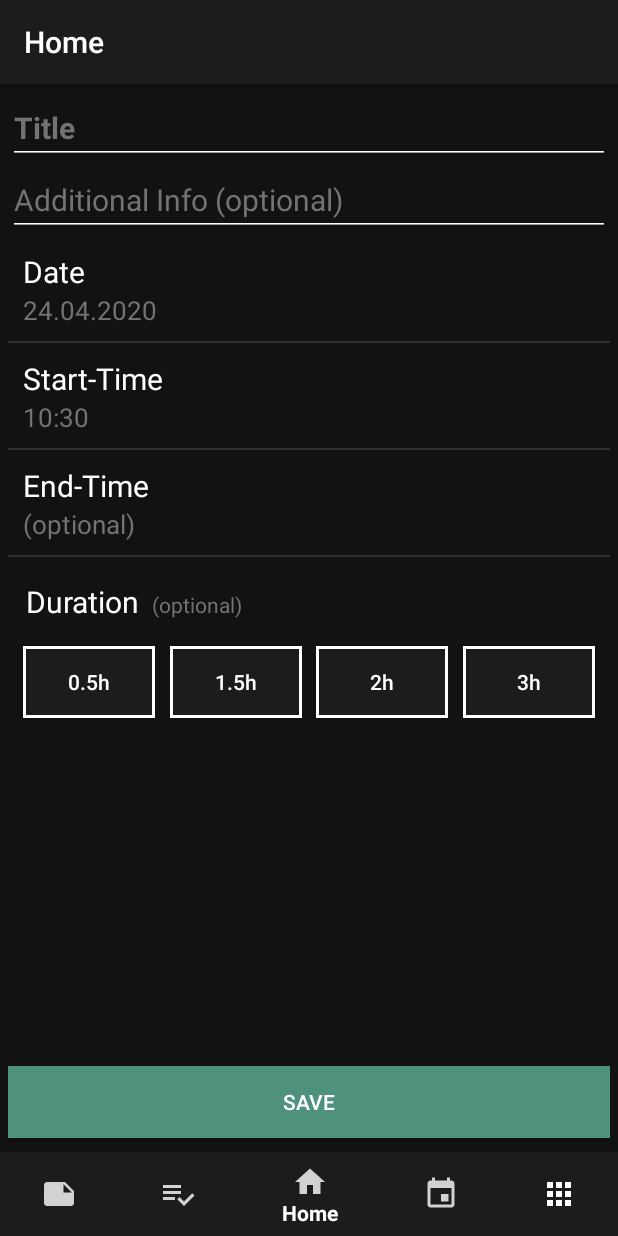
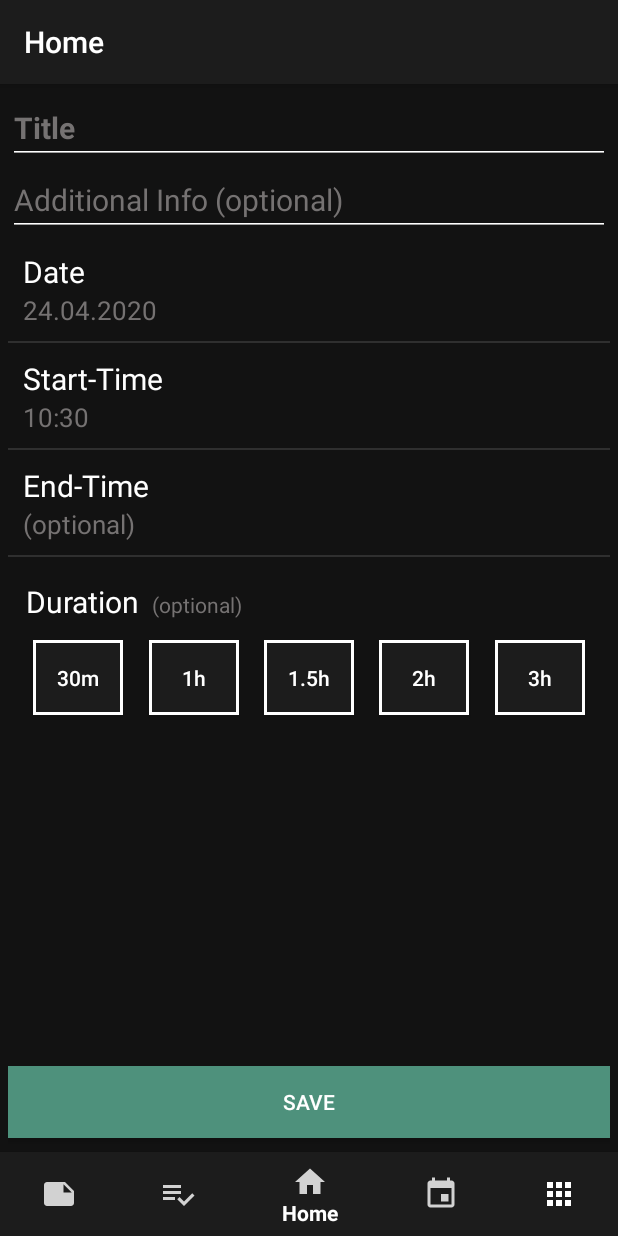
Before and after one commit to RayLeaf-Studios/PocketPlan, an Android app: the fragment CreateTermFragment placed in its activity, on a phone screen of 412 x 824 dp. Run offline under Robolectric (Android 15) with nearby library versions, the phone set to English and light mode, and no system bars; libraries missing offline, so code that uses them is left out: com.jakewharton.threetenabp; Roboto replaces fonts that are not available here; 7 statements that could not run were skipped.

Commit message:
added 1h button in createTerm

```diff
--- a/app/src/main/java/com/example/j7_003/fragments/CreateTermFragment.kt
+++ b/app/src/main/java/com/example/j7_003/fragments/CreateTermFragment.kt
@@ -38,6 +38,7 @@ class CreateTermFragment : Fragment() {
     lateinit var panelTermEndTime: ConstraintLayout
 
     lateinit var btnDuration30m: Button
+    lateinit var btnDuration60m: Button
     lateinit var btnDuration90m: Button
     lateinit var btnDuration120m: Button
     lateinit var btnDuration180m: Button
@@ -113,6 +114,7 @@ class CreateTermFragment : Fragment() {
     @SuppressLint("SetTextI18n")
     fun openTimePickerStart() {
         val timeSetListener = TimePickerDialog.OnTimeSetListener { _: TimePicker?, h: Int, m: Int ->
+            startDateTime = startDateTime.withHour(h).withMinute(m)
             tvTermTime.text = h.toString()
                 .padStart(2, '0') + ":" + m.toString().padStart(2, '0')
         }
@@ -150,6 +152,7 @@ class CreateTermFragment : Fragment() {
 
         //buttons for quick duration
         btnDuration30m = myView.btnDuration30m
+        btnDuration60m = myView.btnDuration60m
         btnDuration90m = myView.btnDuration90m
         btnDuration120m = myView.btnDuration120m
         btnDuration180m = myView.btnDuration180m
@@ -160,6 +163,10 @@ class CreateTermFragment : Fragment() {
         //duration button onclick listeners
         btnDuration30m.setOnClickListener {
             setDuration(30)
+        }
+
+        btnDuration60m.setOnClickListener{
+            setDuration(60)
         }
 
         btnDuration90m.setOnClickListener {
--- a/app/src/main/res/layout/fragment_create_term.xml
+++ b/app/src/main/res/layout/fragment_create_term.xml
@@ -194,33 +194,45 @@
 
     <Button
         android:id="@+id/btnDuration30m"
-        android:layout_width="wrap_content"
-        android:layout_height="wrap_content"
-        android:layout_marginTop="16dp"
+        android:layout_width="60dp"
+        android:layout_height="50dp"
+        android:layout_marginTop="12dp"
         android:background="@drawable/line_white"
-        android:text="0.5h"
+        android:text="30m"
         android:textAllCaps="false"
-        app:layout_constraintEnd_toStartOf="@+id/btnDuration90m"
+        app:layout_constraintEnd_toStartOf="@+id/btnDuration60m"
         app:layout_constraintHorizontal_bias="0.5"
         app:layout_constraintStart_toStartOf="parent"
         app:layout_constraintTop_toBottomOf="@+id/text3" />
 
     <Button
-        android:id="@+id/btnDuration90m"
-        android:layout_width="wrap_content"
-        android:layout_height="wrap_content"
+        android:id="@+id/btnDuration60m"
+        android:layout_width="60dp"
+        android:layout_height="50dp"
         android:background="@drawable/line_white"
-        android:text="1.5h"
+        android:text="1h"
         android:textAllCaps="false"
         app:layout_constraintBottom_toBottomOf="@+id/btnDuration30m"
-        app:layout_constraintEnd_toStartOf="@+id/btnDuration120m"
+        app:layout_constraintEnd_toStartOf="@+id/btnDuration90m"
         app:layout_constraintHorizontal_bias="0.5"
         app:layout_constraintStart_toEndOf="@+id/btnDuration30m" />
 
     <Button
+        android:id="@+id/btnDuration90m"
+        android:layout_width="60dp"
+        android:layout_height="50dp"
+        android:background="@drawable/line_white"
+        android:text="1.5h"
+        android:textAllCaps="false"
+        app:layout_constraintBottom_toBottomOf="@+id/btnDuration60m"
+        app:layout_constraintEnd_toStartOf="@+id/btnDuration120m"
+        app:layout_constraintHorizontal_bias="0.5"
+        app:layout_constraintStart_toEndOf="@+id/btnDuration60m" />
+
+    <Button
         android:id="@+id/btnDuration120m"
-        android:layout_width="wrap_content"
-        android:layout_height="wrap_content"
+        android:layout_width="60dp"
+        android:layout_height="50dp"
         android:background="@drawable/line_white"
         android:text="2h"
         android:textAllCaps="false"
@@ -231,8 +243,8 @@
 
     <Button
         android:id="@+id/btnDuration180m"
-        android:layout_width="wrap_content"
-        android:layout_height="wrap_content"
+        android:layout_width="60dp"
+        android:layout_height="50dp"
         android:background="@drawable/line_white"
         android:text="3h"
         android:textAllCaps="false"
@@ -240,6 +252,7 @@
         app:layout_constraintEnd_toEndOf="parent"
         app:layout_constraintHorizontal_bias="0.5"
         app:layout_constraintStart_toEndOf="@+id/btnDuration120m" />
+
 
     <TextView
         android:id="@+id/textView"
```
